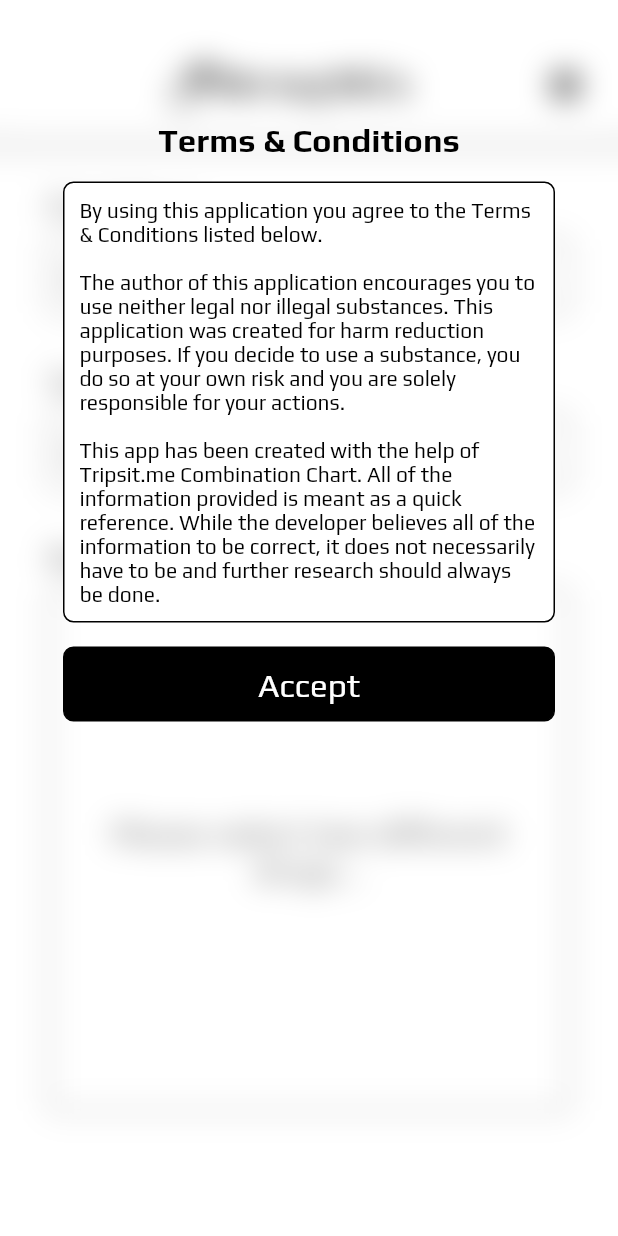
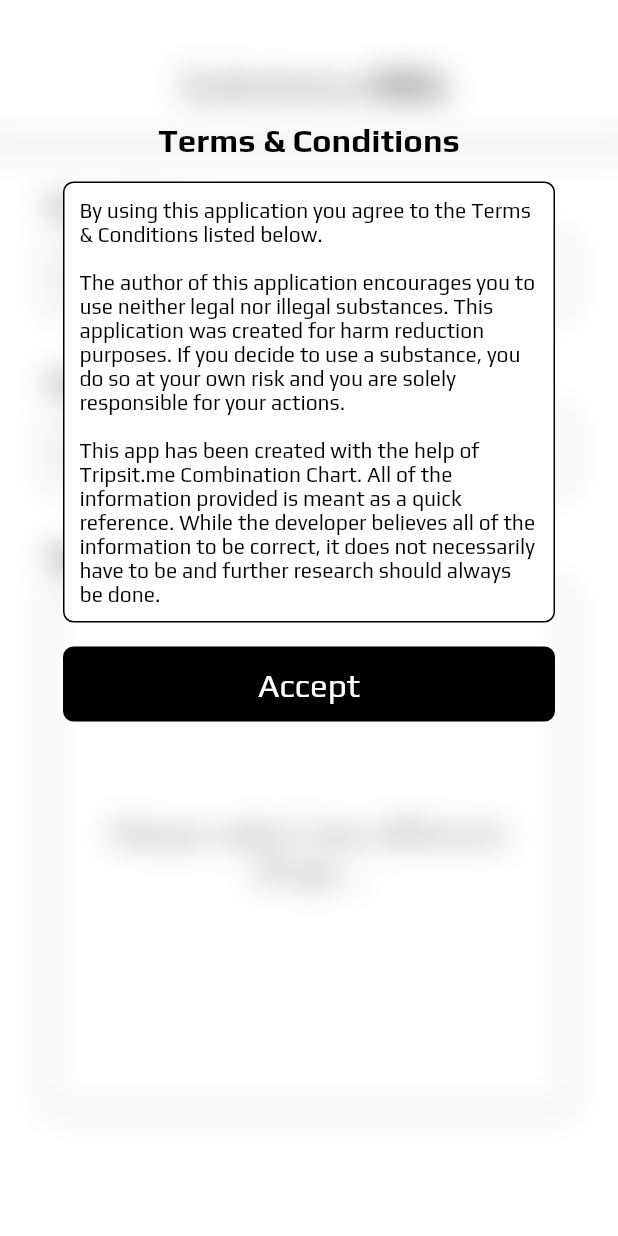
Before and after one commit to MikiVanousek/substance-mix, a Flutter app: the screen it shows after launch, on a phone screen of 412 x 824 dp. Run offline on Flutter 3.47's test engine with Material 2 defaults, Android fonts, the phone set to English and light mode, and no system bars; our stand-ins replace flutter_bloc, flutter_svg, shared_preferences.

Commit message:
Finishing touches

```diff
--- a/lib/main.dart
+++ b/lib/main.dart
@@ -45,7 +45,7 @@ class MyApp extends StatelessWidget {
         BlocProvider<DCLegalBloc>(create: (_) => DCLegalBloc()),
       ],
       child: WidgetsApp(
-        title: 'Flutter Demo',
+        title: 'Substance Mix',
         color: DCColors.primary,
         onGenerateRoute: DCRouter.generate,
         initialRoute: DCRouter.routeHomescreen,
--- a/lib/presets/dc_text_styles.dart
+++ b/lib/presets/dc_text_styles.dart
@@ -1,30 +1,22 @@
 import 'package:drug_combos/presets/dc_colors.dart';
 import 'package:flutter/cupertino.dart';
+import 'package:flutter/material.dart';
 
 class DCTextStyles {
-  static const TextStyle display = TextStyle(
+  static TextStyle display = TextStyle(
+    fontWeight: FontWeight.w100,
     fontFamily: 'Play',
      color: DCColors.accent,
      fontSize: 22,
   ),
 
-  displayInverted = TextStyle(
-      fontFamily: 'Play',
-      color: DCColors.primary,
-      fontSize: 22,
-  ),
+  displayInverted = display.copyWith(color: DCColors.primary),
 
-  termsAndConditions = TextStyle(
-      fontFamily: 'Play',
-      color: DCColors.accent,
-      fontWeight: FontWeight.w100,
-      fontSize: 14,
-  ),
+  displayBold = display.copyWith(fontWeight: FontWeight.w600),
 
-  title = TextStyle(
-      fontFamily: 'GravitasOne',
-      color: DCColors.accent,
-      fontSize: 22,
-  );
+  termsAndConditions = display.copyWith(fontSize: 14),
+
+  title = display.copyWith(fontSize: 28)
+  ;
 
 }
--- a/lib/screens/dc_homescreen.dart
+++ b/lib/screens/dc_homescreen.dart
@@ -13,9 +13,7 @@ import 'package:flutter/cupertino.dart';
 import 'package:flutter_bloc/flutter_bloc.dart';
 import 'package:flutter_svg/svg.dart';
 
-
 class DCHomescreen extends StatelessWidget {
-
   @override
   Widget build(BuildContext context) {
     return BlocListener<DCLegalBloc, DCLegalState>(
@@ -26,33 +24,14 @@ class DCHomescreen extends StatelessWidget {
           debugPrint('Legal disclaimer is accepted...');
         }
       },
-
       child: DCScaffold(
-        appbar: Row(
-          mainAxisAlignment: MainAxisAlignment.spaceBetween,
-          crossAxisAlignment: CrossAxisAlignment.stretch,
-          children: [
-            SizedBox(width: DCDimens.appBarIconPadding,),
-            Expanded(
-              child: Center(
-                  child: Row(
-                    mainAxisSize: MainAxisSize.min,
-                    children: [
-                      SvgPicture.asset(DCIcons.logo, width: 32, height: 32,),
-                      Text(
-                        'DrugMix',
-                        style: DCTextStyles.title,
-                      ),
-                    ],
-                  )),
-            ),
-            SvgPicture.asset(
-              DCIcons.info,
-              height: DCDimens.iconSize,
-              width: DCDimens.iconSize,
-            ),
-            SizedBox(width: DCDimens.appBarIconPadding,)
-          ],
+        appbar: Center(
+          child: RichText(
+              text: TextSpan(style: DCTextStyles.title, children: [
+            TextSpan(text: ' Substance'),
+            TextSpan(
+                text: 'Mix', style: TextStyle(fontWeight: FontWeight.bold)),
+          ])),
         ),
         children: [
           SizedBox(
@@ -62,7 +41,8 @@ class DCHomescreen extends StatelessWidget {
             builder: (_, state) => DrugInput(
               label: 'First Drug:',
               content: state?.firstDrug?.name ?? 'Choose...',
-              onTap: () => Navigator.of(context).pushNamed(DCRouter.routeFirstDrugPickerScreen),
+              onTap: () => Navigator.of(context)
+                  .pushNamed(DCRouter.routeFirstDrugPickerScreen),
             ),
           ),
           SizedBox(
@@ -72,14 +52,16 @@ class DCHomescreen extends StatelessWidget {
             builder: (_, state) => DrugInput(
               label: 'Second Drug:',
               content: state?.secondDrug?.name ?? 'Choose...',
-              onTap: ()=> Navigator.of(context).pushNamed(DCRouter.routeSecondDrugPickerScreen),
+              onTap: () => Navigator.of(context)
+                  .pushNamed(DCRouter.routeSecondDrugPickerScreen),
             ),
           ),
           SizedBox(
             height: DCDimens.paddingHorizontalBig,
           ),
-          Expanded(child: BlocBuilder<DCBloc, DrugSelectionState>(
-              builder: (_, state) => ResultOutput(state.result))),
+          Expanded(
+              child: BlocBuilder<DCBloc, DrugSelectionState>(
+                  builder: (_, state) => ResultOutput(state.result))),
           SizedBox(
             height: 64,
           ),
--- a/lib/widgets/drug_input.dart
+++ b/lib/widgets/drug_input.dart
@@ -24,7 +24,7 @@ class DrugInput extends StatelessWidget {
       children: [
         Text(
           label,
-          style: DCTextStyles.display,
+          style: DCTextStyles.displayBold,
         ),
         SizedBox(
           height: DCDimens.paddingHorizontalSmall,
--- a/lib/widgets/result_output.dart
+++ b/lib/widgets/result_output.dart
@@ -27,7 +27,7 @@ class ResultOutput extends StatelessWidget {
     return Column(crossAxisAlignment: CrossAxisAlignment.start, children: [
       Text(
         'Result:',
-        style: DCTextStyles.display,
+        style: DCTextStyles.displayBold,
       ),
       SizedBox(
         height: DCDimens.paddingHorizontalSmall,
```
